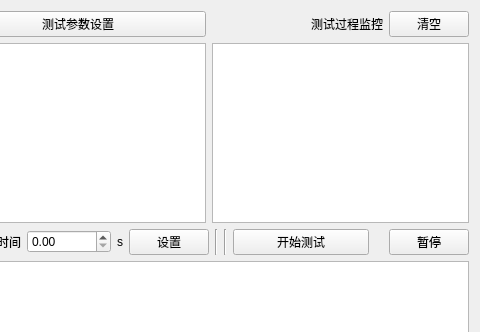
Old version of the form main_dialog.ui in the repository curious-heart/X-exposer-tool; both pictures show x 324 to 804 and y 0 to 332 of the 804 by 504 pixel window.
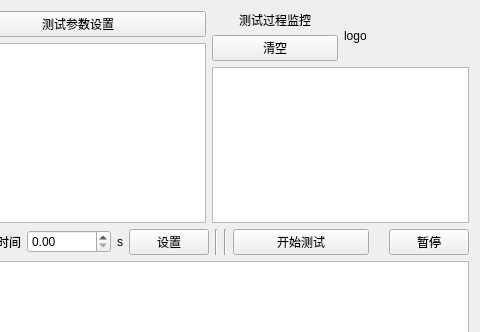
New version of the form.

Patch:
```diff
--- a/main_dialog.ui
+++ b/main_dialog.ui
@@ -19,7 +19,7 @@
   <property name="windowTitle">
    <string>Dialog</string>
   </property>
-  <layout class="QVBoxLayout" name="verticalLayout_9">
+  <layout class="QVBoxLayout" name="verticalLayout_10">
    <item>
     <layout class="QHBoxLayout" name="horizontalLayout_11">
      <item>
@@ -95,22 +95,11 @@
       </layout>
      </item>
      <item>
-      <layout class="QVBoxLayout" name="verticalLayout_3">
+      <layout class="QVBoxLayout" name="verticalLayout_9">
        <item>
         <layout class="QHBoxLayout" name="horizontalLayout">
          <item>
-          <spacer name="horizontalSpacer_8">
-           <property name="orientation">
-            <enum>Qt::Horizontal</enum>
-           </property>
-           <property name="sizeHint" stdset="0">
-            <size>
-             <width>40</width>
-             <height>20</height>
-            </size>
-           </property>
-          </spacer>
-         </item>
+          <layout class="QVBoxLayout" name="verticalLayout_3">
          <item>
           <widget class="QLabel" name="label">
            <property name="text">
@@ -125,6 +114,18 @@
           <widget class="QPushButton" name="testPromMonitorClrBtn">
            <property name="text">
             <string>清空</string>
+             </property>
+            </widget>
+           </item>
+          </layout>
+         </item>
+         <item>
+          <widget class="QLabel" name="app_logo">
+           <property name="text">
+            <string>logo</string>
+           </property>
+           <property name="scaledContents">
+            <bool>true</bool>
            </property>
           </widget>
          </item>
```
Lines whose indentation alone changed are shown as unchanged.
